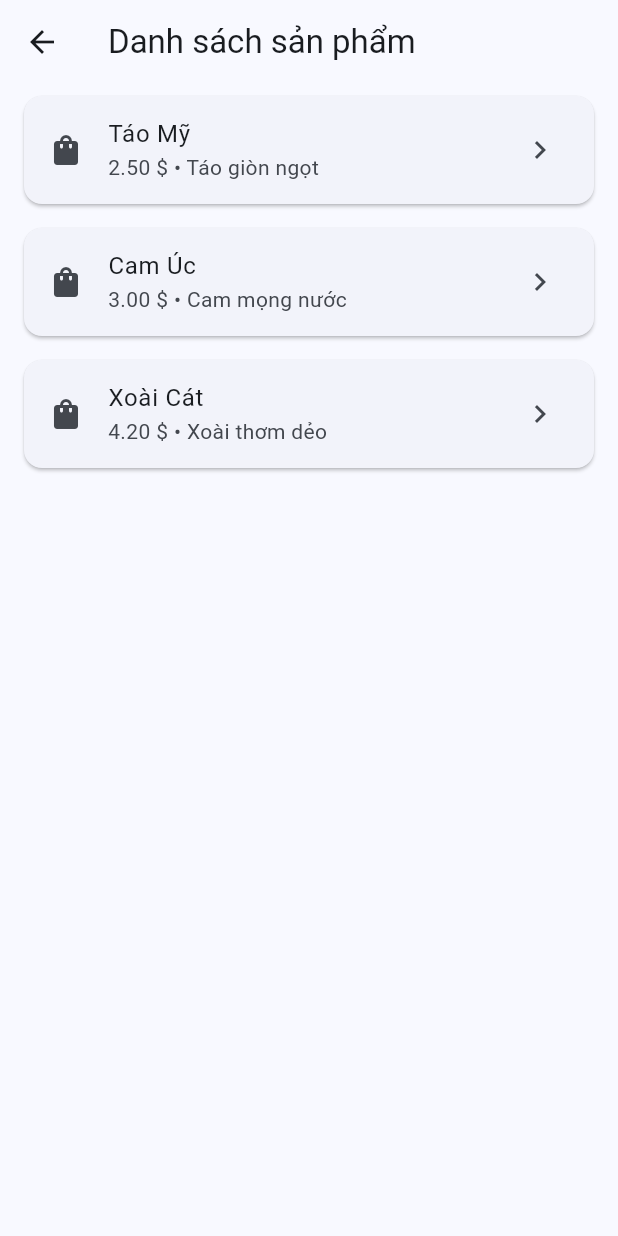
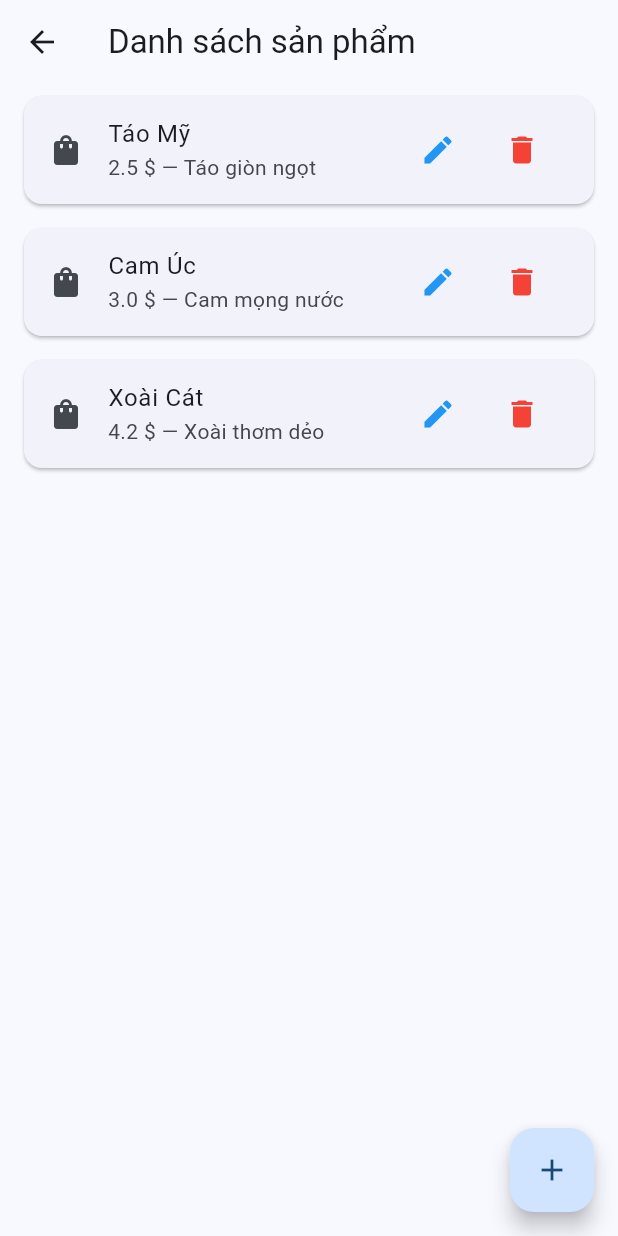
Before and after one commit to namnvdev/cse441-flutter, a Flutter app: the ProductListPage screen opened by its route, on a phone screen of 412 x 824 dp. Run offline on Flutter 3.47's test engine with Material 3 defaults, Android fonts, the phone set to English and light mode, and no system bars.

Commit message:
update form + router actions init

```diff
--- a/lib/core/network/api_client.dart
+++ b/lib/core/network/api_client.dart
@@ -3,9 +3,10 @@ import 'dart:async';
 import '../../features/products/domain/entities/product.dart';
 
 class ApiClient {
-  List<Product> _products = [];
+  static List<Product> _products = [];
 
   ApiClient(){
+    if (_products.isNotEmpty) return;
     _products = [
         Product(id: 'p1', name: 'Táo Mỹ', price: 2.5, description: 'Táo giòn ngọt'),
         Product(id: 'p2', name: 'Cam Úc', price: 3.0, description: 'Cam mọng nước'),
--- a/lib/core/routing/app_router.dart
+++ b/lib/core/routing/app_router.dart
@@ -8,7 +8,9 @@ import '../../core/network/api_client.dart';
 import '../../features/products/data/datasources/product_remote_datasource.dart';
 import '../../features/products/data/repositories/product_repository_impl.dart';
 import '../../features/products/domain/usecases/get_products.dart';
-
+import '../../features/products/domain/usecases/create_product.dart';
+import '../../features/products/domain/usecases/update_product.dart';
+import '../../features/products/domain/usecases/delete_product.dart';
 class AppRouter {
   static Route<dynamic> onGenerateRoute(RouteSettings settings) {
     switch (settings.name) {
@@ -21,9 +23,16 @@ class AppRouter {
         final remoteDS = ProductRemoteDataSource(apiClient: apiClient);
         final repo = ProductRepositoryImpl(remoteDataSource: remoteDS);
         final getProducts = GetProducts(repo);
+        final createProduct = CreateProduct(repo);
+        final updateProduct = UpdateProduct(repo);
+        final deleteProduct = DeleteProduct(repo);
 
         return MaterialPageRoute(
-          builder: (_) => ProductListPage(getProducts: getProducts),
+          builder: (_) => ProductListPage(getProducts: getProducts,
+          createProduct: createProduct,
+          updateProduct: updateProduct,
+          deleteProduct: deleteProduct,
+          ),
         );
 
       default:
--- a/lib/features/products/domain/usecases/create_product.dart
+++ b/lib/features/products/domain/usecases/create_product.dart
@@ -11,5 +11,4 @@ class CreateProduct {
   Future<Product> call(Product product) => repository.createProduct(product);
 
 
-
 }
--- /dev/null
+++ b/lib/features/products/domain/usecases/delete_product.dart
@@ -0,0 +1,10 @@
+import '../repositories/product_repository.dart';
+
+class DeleteProduct {
+  final ProductRepository repository;
+  DeleteProduct(this.repository);
+
+  Future<void> call(String id) {
+    return repository.deleteProduct(id);
+  }
+}
--- /dev/null
+++ b/lib/features/products/domain/usecases/update_product.dart
@@ -0,0 +1,11 @@
+import '../entities/product.dart';
+import '../repositories/product_repository.dart';
+
+class UpdateProduct {
+  final ProductRepository repository;
+  UpdateProduct(this.repository);
+
+  Future<Product> call(Product product) {
+    return repository.updateProduct(product);
+  }
+}
--- a/lib/features/products/presentation/pages/product_list_page.dart
+++ b/lib/features/products/presentation/pages/product_list_page.dart
@@ -1,11 +1,25 @@
 import 'package:flutter/material.dart';
-import '../../../products/domain/entities/product.dart';
-import '../../../products/domain/usecases/get_products.dart';
+import '../widgets/product_form_dialog.dart';
+import '../../domain/entities/product.dart';
+import '../../domain/usecases/get_products.dart';
+import '../../domain/usecases/create_product.dart';
+import '../../domain/usecases/update_product.dart';
+import '../../domain/usecases/delete_product.dart';
 import '../widgets/product_card.dart';
 
 class ProductListPage extends StatefulWidget {
   final GetProducts getProducts;
-  const ProductListPage({super.key, required this.getProducts});
+  final CreateProduct createProduct;
+  final UpdateProduct updateProduct;
+  final DeleteProduct deleteProduct;
+
+  const ProductListPage({
+    super.key,
+    required this.getProducts,
+    required this.createProduct,
+    required this.updateProduct,
+    required this.deleteProduct,
+  });
 
   @override
   State<ProductListPage> createState() => _ProductListPageState();
@@ -34,6 +48,36 @@ class _ProductListPageState extends State<ProductListPage> {
     }
   }
 
+  Future<void> _createProduct() async {
+    final product = await showDialog<Product>(
+        context: context,
+        builder: (_) => const ProductFormDialog());
+
+    if (product == null) return;
+    try {
+      final data = await widget.createProduct(product);
+      setState(() { _items.add(data); });
+    } catch (e) {
+      ScaffoldMessenger.of(context).showSnackBar(SnackBar(content: Text(e.toString())));
+    }
+  }
+
+    Future<void> _editProduct(Product product) async {
+    final updated = await showDialog<Product>(
+      context: context,
+      builder: (_) => ProductFormDialog(product: product),
+    );
+    if (updated != null) {
+      await widget.updateProduct(updated);
+      _load();
+    }
+  }
+
+  Future<void> _deleteProduct(String id) async {
+    await widget.deleteProduct(id);
+    _load();
+  }
+
   @override
   Widget build(BuildContext context) {
     return Scaffold(
@@ -55,9 +99,20 @@ class _ProductListPageState extends State<ProductListPage> {
                   onRefresh: _load,
                   child: ListView.builder(
                     itemCount: _items.length,
-                    itemBuilder: (ctx, i) => ProductCard(product: _items[i]),
+                     itemBuilder: (ctx, i) {
+                      return ProductCard(
+                        product: _items[i],
+                        onEdit: () => _editProduct(_items[i]),
+                        onDelete: () => _deleteProduct(_items[i].id),
+                      );
+                    },
                   ),
                 ),
+            floatingActionButton: FloatingActionButton(
+                onPressed: _createProduct,
+                child: const Icon(Icons.add),
+              ),
+
     );
   }
 }
--- a/lib/features/products/presentation/widgets/product_card.dart
+++ b/lib/features/products/presentation/widgets/product_card.dart
@@ -1,9 +1,17 @@
 import 'package:flutter/material.dart';
-import '../../../products/domain/entities/product.dart';
+import '../../domain/entities/product.dart';
 
 class ProductCard extends StatelessWidget {
   final Product product;
-  const ProductCard({super.key, required this.product});
+  final VoidCallback onEdit;
+  final VoidCallback onDelete;
+
+  const ProductCard({
+    super.key,
+    required this.product,
+    required this.onEdit,
+    required this.onDelete,
+  });
 
   @override
   Widget build(BuildContext context) {
@@ -12,11 +20,20 @@ class ProductCard extends StatelessWidget {
       child: ListTile(
         leading: const Icon(Icons.shopping_bag),
         title: Text(product.name),
-        subtitle: Text('${product.price.toStringAsFixed(2)} \$ • ${product.description}'),
-        trailing: const Icon(Icons.chevron_right),
-        onTap: () {
-          // Chỗ này sau có thể điều hướng sang Product Detail
-        },
+        subtitle: Text('${product.price} \$ — ${product.description}'),
+        trailing: Wrap(
+          spacing: 8,
+          children: [
+            IconButton(
+              icon: const Icon(Icons.edit, color: Colors.blue),
+              onPressed: onEdit,
+            ),
+            IconButton(
+              icon: const Icon(Icons.delete, color: Colors.red),
+              onPressed: onDelete,
+            ),
+          ],
+        ),
       ),
     );
   }
```
Also changed, not shown: lib/features/products/presentation/widgets/product_form_dialog.dart (added, +89 -0 lines).
